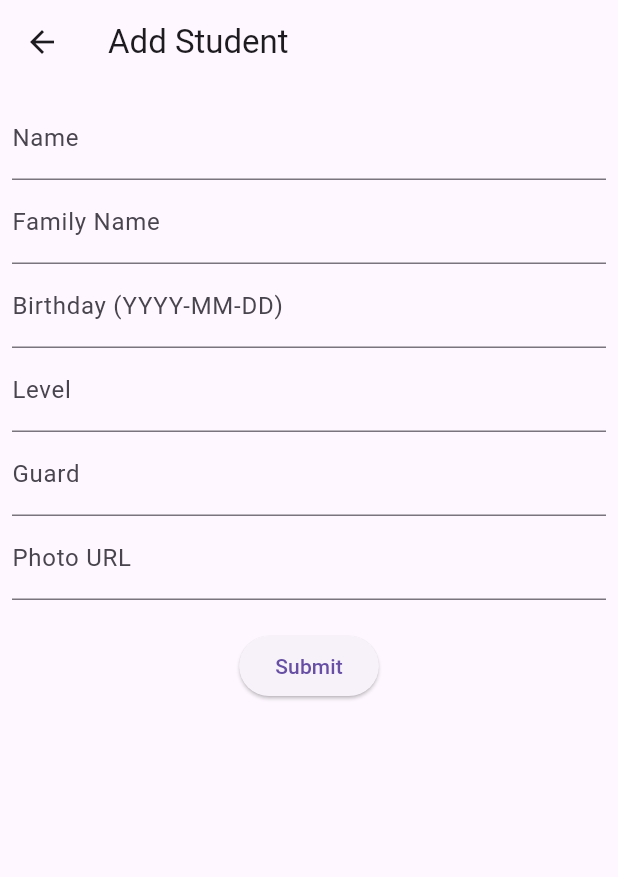
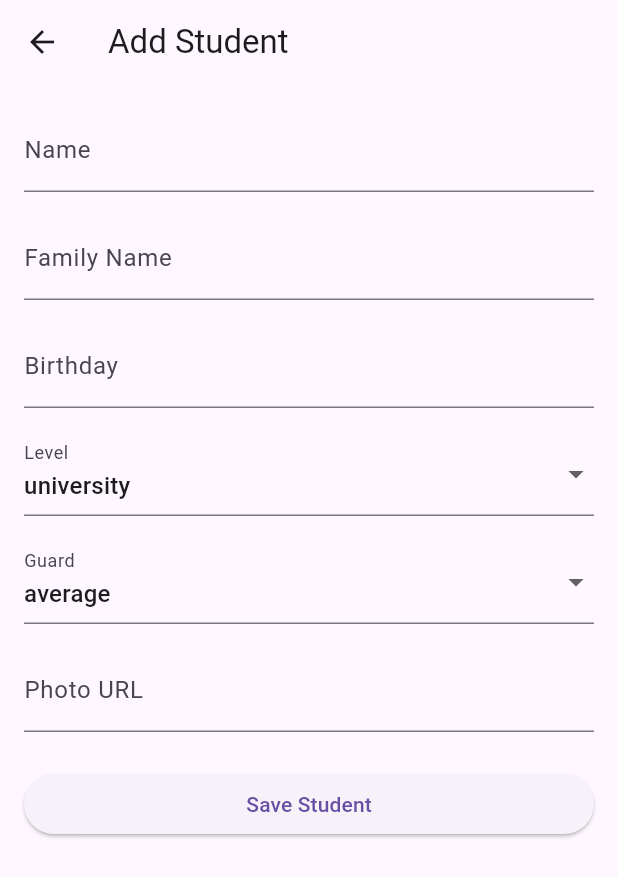
Before and after one commit to ChaoukiBayoudhi/student_app_in_flutter, a Flutter app: the screen it shows after launch, after a tap on the "add" icon, on a phone screen of 412 x 824 dp. Shown: the top 877 px of the screen. Run offline on Flutter 3.47's test engine with Material 3 defaults, Android fonts, the phone set to English and light mode, and no system bars; our stand-ins replace hive, hive_flutter; accounts and stored records are empty.

Commit message:
update the add and list of students

```diff
--- a/lib/enumerations/student_guard.dart
+++ b/lib/enumerations/student_guard.dart
@@ -1,9 +1,14 @@
 import 'package:hive/hive.dart';
 
 part 'student_guard.g.dart';
+@HiveType(typeId: 2)
 enum StudentGuard {
+  @HiveField(0)
   excellent,
+  @HiveField(1)
   good,
+  @HiveField(2)
   average,
+  @HiveField(3)
   poor,
 }
--- a/lib/models/mark.dart
+++ b/lib/models/mark.dart
@@ -1,10 +1,15 @@
 import 'package:hive/hive.dart';
 
 part 'mark.g.dart';
+@HiveType(typeId: 3)
 class Mark {
+  @HiveField(0)
   final double score;
+  @HiveField(1)
   final String subject;
+  @HiveField(2)
   final DateTime date;
+  @HiveField(3)
   final String? description;
 
   Mark({
--- a/lib/models/student.dart
+++ b/lib/models/student.dart
@@ -38,7 +38,7 @@ import 'dart:math';
 
 part 'student.g.dart';
 
-@HiveType(typeId: 0)
+@HiveType(typeId: 4)
 class Student{
   @HiveField(0)
   final int id;
@@ -68,6 +68,7 @@ class Student{
   });
  //generate a random id for the student instance
  factory Student.generate({
+    int? id,
     required String name,
     required String familyName,
     required DateTime birthday,
@@ -78,7 +79,7 @@ class Student{
  })
  {
   return Student(
-    id: Random().nextInt(100000),
+    id: id ?? Random().nextInt(100000),
     name: name,
     familyName: familyName,
     birthday: birthday,
--- a/lib/screens/add_student.dart
+++ b/lib/screens/add_student.dart
@@ -1,14 +1,15 @@
 // lib/screens/add_student.dart
 import 'package:flutter/material.dart';
+import 'package:hive_flutter/hive_flutter.dart';
 import 'package:student_app/enumerations/student_guard.dart';
 import 'package:student_app/enumerations/student_level.dart';
 import '../models/student.dart';
 
 class AddStudentForm extends StatefulWidget {
   final Function(Student) onAddStudent;
-  final Student? initialStudent; // New parameter for edit functionality
+  final Student? initialStudent;
 
-  AddStudentForm({required this.onAddStudent, this.initialStudent});
+  const AddStudentForm({super.key, required this.onAddStudent, this.initialStudent});
 
   @override
   _AddStudentFormState createState() => _AddStudentFormState();
@@ -19,38 +20,45 @@ class _AddStudentFormState extends State<AddStudentForm> {
   late TextEditingController _nameController;
   late TextEditingController _familyNameController;
   late TextEditingController _birthdayController;
-  late TextEditingController _levelController;
-  late TextEditingController _guardController;
+  late StudentLevel _selectedLevel;
+  late StudentGuard _selectedGuard;
   late TextEditingController _photoController;
+  late Box<Student> _studentsBox;
 
   @override
   void initState() {
     super.initState();
+    _studentsBox = Hive.box<Student>('students');
 
     // Initialize controllers with existing student data if in edit mode
     final student = widget.initialStudent;
     _nameController = TextEditingController(text: student?.name ?? '');
     _familyNameController = TextEditingController(text: student?.familyName ?? '');
-    _birthdayController = TextEditingController(text: student?.birthday?.toString().split(' ')[0] ?? '');
-    _levelController = TextEditingController(text: student?.level?.toString() ?? '');
-    _guardController = TextEditingController(text: student?.guard?.toString() ?? '');
+    _birthdayController = TextEditingController(
+        text: student?.birthday.toString().split(' ')[0] ?? '');
+    _selectedLevel = student?.level ?? StudentLevel.university;
+    _selectedGuard = student?.guard ?? StudentGuard.average;
     _photoController = TextEditingController(text: student?.photo ?? '');
+  }
+
+  @override
+  void dispose() {
+    _nameController.dispose();
+    _familyNameController.dispose();
+    _birthdayController.dispose();
+    _photoController.dispose();
+    super.dispose();
   }
 
   void _submitForm() {
     if (_formKey.currentState!.validate()) {
       final student = Student.generate(
+        id: widget.initialStudent?.id,
         name: _nameController.text,
         familyName: _familyNameController.text,
         birthday: DateTime.parse(_birthdayController.text),
-        level: StudentLevel.values.firstWhere(
-        (l) => l.toString() == "Student.Level.${_levelController.text}",
-        orElse: () => StudentLevel.university,
-      ),
-        guard: StudentGuard.values.firstWhere(
-        (l) => l.toString() == "Student.guard.${_guardController.text}",
-        orElse: () => StudentGuard.average,
-      ),
+        level: _selectedLevel,
+        guard: _selectedGuard,
         photo: _photoController.text,
       );
 
@@ -77,46 +85,81 @@ class _AddStudentFormState extends State<AddStudentForm> {
   @override
   Widget build(BuildContext context) {
     return Scaffold(
-      appBar: AppBar(title: Text(widget.initialStudent == null ? 'Add Student' : 'Edit Student')),
+      appBar: AppBar(
+        title: Text(widget.initialStudent == null ? 'Add Student' : 'Edit Student'),
+      ),
       body: Padding(
-        padding: const EdgeInsets.all(8.0),
+        padding: const EdgeInsets.all(16.0),
         child: Form(
           key: _formKey,
-          child: Column(
+          child: ListView(
             children: [
               TextFormField(
                 controller: _nameController,
                 decoration: const InputDecoration(labelText: 'Name'),
-                validator: (value) => value == null || value.isEmpty ? 'Please enter a name' : null,
+                validator: (value) =>
+                    value?.isEmpty ?? true ? 'Please enter a name' : null,
               ),
+              const SizedBox(height: 16),
               TextFormField(
                 controller: _familyNameController,
                 decoration: const InputDecoration(labelText: 'Family Name'),
-                validator: (value) => value == null || value.isEmpty ? 'Please enter a family name' : null,
+                validator: (value) =>
+                    value?.isEmpty ?? true ? 'Please enter a family name' : null,
               ),
+              const SizedBox(height: 16),
               TextFormField(
                 controller: _birthdayController,
-                decoration: const InputDecoration(labelText: 'Birthday (YYYY-MM-DD)'),
+                decoration: const InputDecoration(labelText: 'Birthday'),
                 readOnly: true,
                 onTap: _pickDate,
+                validator: (value) =>
+                    value?.isEmpty ?? true ? 'Please select a birthday' : null,
               ),
-              TextFormField(
-                controller: _levelController,
+              const SizedBox(height: 16),
+              DropdownButtonFormField<StudentLevel>(
+                value: _selectedLevel,
                 decoration: const InputDecoration(labelText: 'Level'),
-                validator: (value) => value == null || value.isEmpty ? 'Please enter a level' : null,
+                items: StudentLevel.values.map((level) {
+                  return DropdownMenuItem(
+                    value: level,
+                    child: Text(level.toString().split('.').last),
+                  );
+                }).toList(),
+                onChanged: (value) {
+                  setState(() {
+                    _selectedLevel = value!;
+                  });
+                },
               ),
-              TextFormField(
-                controller: _guardController,
+              const SizedBox(height: 16),
+              DropdownButtonFormField<StudentGuard>(
+                value: _selectedGuard,
                 decoration: const InputDecoration(labelText: 'Guard'),
-                validator: (value) => value == null || value.isEmpty ? 'Please enter a guard' : null,
+                items: StudentGuard.values.map((guard) {
+                  return DropdownMenuItem(
+                    value: guard,
+                    child: Text(guard.toString().split('.').last),
+                  );
+                }).toList(),
+                onChanged: (value) {
+                  setState(() {
+                    _selectedGuard = value!;
+                  });
+                },
               ),
+              const SizedBox(height: 16),
               TextFormField(
                 controller: _photoController,
                 decoration: const InputDecoration(labelText: 'Photo URL'),
-                validator: (value) => value == null || value.isEmpty ? 'Please enter a photo URL' : null,
+                validator: (value) =>
+                    value?.isEmpty ?? true ? 'Please enter a photo URL' : null,
               ),
-              const SizedBox(height: 20),
-              ElevatedButton(onPressed: _submitForm, child: const Text('Submit')),
+              const SizedBox(height: 24),
+              ElevatedButton(
+                onPressed: _submitForm,
+                child: const Text('Save Student'),
+              ),
             ],
           ),
         ),
--- a/lib/screens/list_student.dart
+++ b/lib/screens/list_student.dart
@@ -1,36 +1,92 @@
 // lib/screens/student_list.dart
 import 'package:flutter/material.dart';
+import 'package:hive_flutter/hive_flutter.dart';
 import '../models/student.dart';
 import 'add_student.dart';
 
 class StudentListScreen extends StatefulWidget {
+  const StudentListScreen({super.key});
+
   @override
   _StudentListScreenState createState() => _StudentListScreenState();
 }
 
 class _StudentListScreenState extends State<StudentListScreen> {
-  final List<Student> _students = [];
+  late Box<Student> _studentsBox;
+
+  @override
+  void initState() {
+    super.initState();
+    _studentsBox = Hive.box<Student>('students');
+  }
 
   void _addStudent(Student student) {
-    setState(() {
-      // Check if student already exists (edit mode)
-      int index = _students.indexWhere((s) => s.id == student.id);
-      if (index != -1) {
-        _students[index] = student;
+    final existingIndex = _studentsBox.values.toList().indexWhere((s) => s.id == student.id);
+    if (existingIndex != -1) {
+      // Update existing student
+      _studentsBox.putAt(existingIndex, student);
     } else {
-        _students.add(student);
+      // Add new student
+      _studentsBox.add(student);
     }
-    });
   }
 
   void _deleteStudent(int id) {
-    setState(() {
-      _students.removeWhere((student) => student.id == id);
-    });
+    final index = _studentsBox.values.toList().indexWhere((student) => student.id == id);
+    if (index != -1) {
+      _studentsBox.deleteAt(index);
+    }
   }
 
-  void _updateStudent(Student student) {
-    Navigator.of(context).push(
+  @override
+  Widget build(BuildContext context) {
+    return Scaffold(
+      appBar: AppBar(
+        title: const Text('Students'),
+      ),
+      body: ValueListenableBuilder(
+        valueListenable: _studentsBox.listenable(),
+        builder: (context, Box<Student> box, _) {
+          if (box.isEmpty) {
+            return const Center(
+              child: Text('No students yet'),
+            );
+          }
+
+          return ListView.builder(
+            itemCount: box.length,
+            itemBuilder: (context, index) {
+              final student = box.getAt(index);
+              if (student == null) return const SizedBox.shrink();
+
+              return Card(
+                margin: const EdgeInsets.symmetric(horizontal: 16, vertical: 8),
+                child: ListTile(
+                  leading: CircleAvatar(
+                    backgroundImage: NetworkImage(student.photo ?? ''),
+                    onBackgroundImageError: (_, __) {
+                      // Handle image load error
+                    },
+                  ),
+                  title: Text(
+                    '${student.name} ${student.familyName}',
+                    style: const TextStyle(fontWeight: FontWeight.bold),
+                  ),
+                  subtitle: Column(
+                    crossAxisAlignment: CrossAxisAlignment.start,
+                    children: [
+                      Text('Level: ${student.level.toString().split('.').last}'),
+                      Text('Guard: ${student.guard.toString().split('.').last}'),
+                    ],
+                  ),
+                  trailing: Row(
+                    mainAxisSize: MainAxisSize.min,
+                    children: [
+                      IconButton(
+                        icon: const Icon(Icons.edit),
+                        onPressed: () {
+                          Navigator.push(
+                            context,
                             MaterialPageRoute(
                               builder: (_) => AddStudentForm(
                                 onAddStudent: _addStudent,
@@ -38,42 +94,10 @@ class _StudentListScreenState extends State<StudentListScreen> {
                               ),
                             ),
                           );
-  }
-
-  void _navigateToAddStudentScreen() {
-    Navigator.of(context).push(
-      MaterialPageRoute(
-        builder: (_) => AddStudentForm(
-          onAddStudent: _addStudent,
-        ),
-      ),
-    );
-  }
-
-  @override
-  Widget build(BuildContext context) {
-    return Scaffold(
-      appBar: AppBar(title: const Text('Students')),
-      body: ListView.builder(
-        itemCount: _students.length,
-        itemBuilder: (context, index) {
-          final student = _students[index];
-          return Card(
-            child: ListTile(
-              leading: CircleAvatar(
-                backgroundImage: NetworkImage(student.photo!),
-              ),
-              title: Text('${student.name} ${student.familyName}'),
-              subtitle: Text('Level: ${student.level}, Guardian: ${student.guard}'),
-              trailing: Row(
-                mainAxisSize: MainAxisSize.min,
-                children: [
-                  IconButton(
-                    icon: const Icon(Icons.edit),
-                    onPressed: () => _updateStudent(student),
+                        },
                       ),
                       IconButton(
-                    icon: const Icon(Icons.delete),
+                        icon: const Icon(Icons.delete, color: Colors.red),
                         onPressed: () => _deleteStudent(student.id),
                       ),
                     ],
@@ -81,9 +105,20 @@ class _StudentListScreenState extends State<StudentListScreen> {
                 ),
               );
             },
+          );
+        },
       ),
       floatingActionButton: FloatingActionButton(
-        onPressed: _navigateToAddStudentScreen,
+        onPressed: () {
+          Navigator.push(
+            context,
+            MaterialPageRoute(
+              builder: (_) => AddStudentForm(
+                onAddStudent: _addStudent,
+              ),
+            ),
+          );
+        },
         child: const Icon(Icons.add),
       ),
     );
```
Also changed, not shown: lib/models/student.g.dart, 3 other files. Lines whose indentation alone changed are shown as unchanged.
